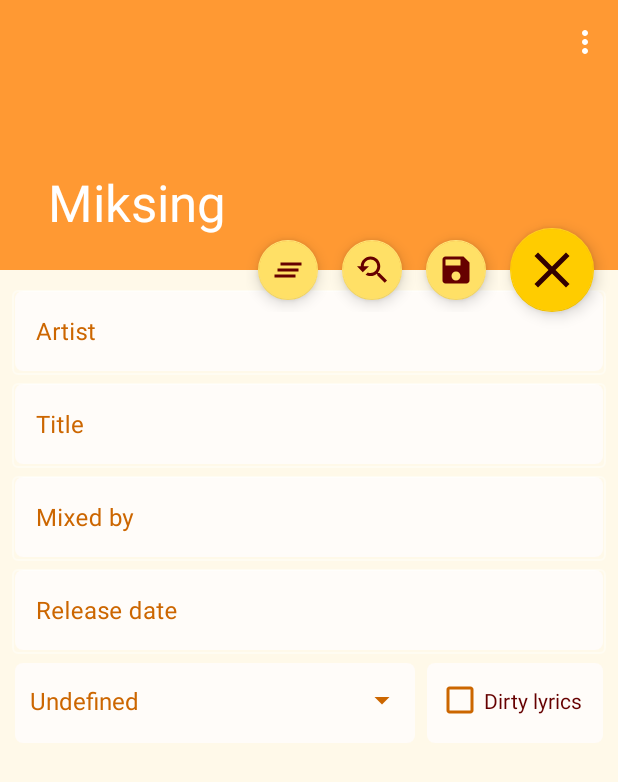
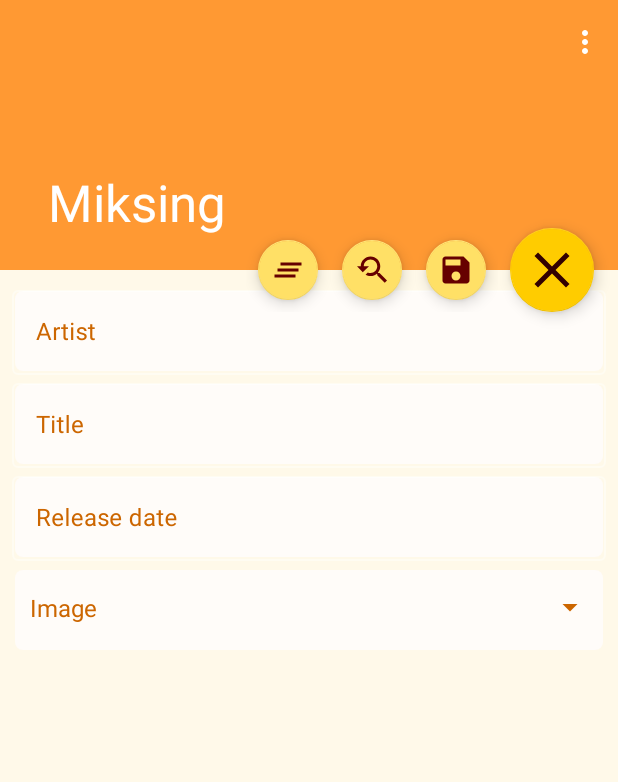
Before and after one commit to Tregz/academic-10-mvvm, an Android app: the screen it shows after launch (HomeActivity), after a tap on an icon or button, on a phone screen of 412 x 824 dp. Shown: the top 782 px of the screen. Run offline under Robolectric (Android 15) with nearby library versions, the phone set to English and light mode, and no system bars.

Commit message:
Initial commit

```diff
--- a/app/build.gradle
+++ b/app/build.gradle
@@ -39,6 +39,8 @@ dependencies {
     implementation 'androidx.appcompat:appcompat:1.1.0'
     implementation 'androidx.constraintlayout:constraintlayout:1.1.3'
     implementation 'androidx.core:core-ktx:1.1.0'
+    implementation 'androidx.lifecycle:lifecycle-extensions:2.1.0'
+    implementation 'androidx.lifecycle:lifecycle-viewmodel-ktx:2.1.0'
     implementation 'androidx.navigation:navigation-fragment-ktx:2.1.0'
     implementation 'androidx.navigation:navigation-ui-ktx:2.1.0'
     implementation 'com.google.android.material:material:1.1.0-beta01'
--- a/app/src/main/java/com/tregz/miksing/base/BaseFragment.kt
+++ b/app/src/main/java/com/tregz/miksing/base/BaseFragment.kt
@@ -1,10 +1,23 @@
 package com.tregz.miksing.base
 
+import android.content.Context
 import android.view.ViewGroup
 import androidx.fragment.app.Fragment
 import com.google.android.material.snackbar.Snackbar
+import com.tregz.miksing.home.MainView
 
 abstract class BaseFragment : Fragment() {
+
+    protected lateinit var listener: MainView
+
+    override fun onAttach(context: Context) {
+        super.onAttach(context)
+        try {
+            listener = context as MainView
+        } catch (e: ClassCastException) {
+            throw ClassCastException("$context must implement ${MainView::class.java.simpleName}")
+        }
+    }
 
     fun snack(view: ViewGroup, text: String) {
         with(Snackbar.make(view,  text, Snackbar.LENGTH_LONG)) {
--- /dev/null
+++ b/app/src/main/java/com/tregz/miksing/data/work/take/TakeExtensions.kt
@@ -0,0 +1 @@
+package com.tregz.miksing.data.work.take
--- a/app/src/main/java/com/tregz/miksing/home/HomeActivity.kt
+++ b/app/src/main/java/com/tregz/miksing/home/HomeActivity.kt
@@ -7,10 +7,10 @@ import android.view.WindowManager
 import com.google.android.material.floatingactionbutton.FloatingActionButton
 import com.tregz.miksing.R
 import com.tregz.miksing.base.BaseActivity
-import com.tregz.miksing.home.song.SongFragment
+import com.tregz.miksing.home.work.WorkFragment
 import kotlinx.android.synthetic.main.activity_home.*
 
-class HomeActivity : BaseActivity() {
+class HomeActivity : BaseActivity(), MainView {
 
     override fun onCreate(savedInstanceState: Bundle?) {
         window.addFlags(WindowManager.LayoutParams.FLAG_FULLSCREEN)
@@ -19,23 +19,27 @@ class HomeActivity : BaseActivity() {
         setSupportActionBar(toolbar)
         fab.setOnClickListener {
             if (!back()) {
-                HomeNavigation.navigate(this, R.id.action_homeFragment_to_songFragment)
+                HomeNavigation.navigate(this, R.id.action_homeFragment_to_workFragment)
                 fab.isExpanded = !fab.isExpanded
                 (it as FloatingActionButton).setImageResource(R.drawable.ic_close)
             }
         }
         clear_all.setOnClickListener {
             // TODO dialog
-            with(HomeNavigation.primary(this)) { if (this is SongFragment) clear() }
+            with(HomeNavigation.primary(this)) { if (this is WorkFragment) clear() }
         }
         save.setOnClickListener {
-            with(HomeNavigation.primary(this)) { if (this is SongFragment) save() }
-            back()
+            with(HomeNavigation.primary(this)) { if (this is WorkFragment) save() }
         }
     }
 
     override fun onBackPressed() {
         back()
+    }
+
+    override fun saved() {
+        back()
+        with(HomeNavigation.primary(this)) { if (this is HomeFragment) update() }
     }
 
     private fun back(): Boolean {
--- a/app/src/main/java/com/tregz/miksing/home/HomeFragment.kt
+++ b/app/src/main/java/com/tregz/miksing/home/HomeFragment.kt
@@ -6,8 +6,9 @@ import android.view.View
 import android.view.ViewGroup
 import com.tregz.miksing.R
 import com.tregz.miksing.base.BaseFragment
-import com.tregz.miksing.data.song.title
-import com.tregz.miksing.home.song.SongCollection
+import com.tregz.miksing.data.work.artist
+import com.tregz.miksing.data.work.title
+import com.tregz.miksing.home.work.WorkCollection
 import kotlinx.android.synthetic.main.fragment_home.*
 
 class HomeFragment : BaseFragment() {
@@ -26,9 +27,13 @@ class HomeFragment : BaseFragment() {
 
     override fun onResume() {
         super.onResume()
+        update()
+    }
+
+    fun update() {
         log.text = ""
-        for (song in SongCollection.list) {
-            log.append("${song.title}\n")
+        for (work in WorkCollection.list) {
+            log.append("${work.artist} - ${work.title}\n")
             // TODO: more info
         }
     }
--- /dev/null
+++ b/app/src/main/java/com/tregz/miksing/home/MainView.kt
@@ -0,0 +1,7 @@
+package com.tregz.miksing.home
+
+interface MainView {
+
+    fun saved()
+
+}
--- a/app/src/main/java/com/tregz/miksing/home/song/SongFragment.kt
+++ /dev/null
@@ -1,97 +0,0 @@
-package com.tregz.miksing.home.song
-
-import android.os.Bundle
-import android.view.LayoutInflater
-import android.view.View
-import android.view.ViewGroup
-import android.widget.AdapterView
-import android.widget.ArrayAdapter
-import android.widget.EditText
-import androidx.appcompat.widget.AppCompatSpinner
-import com.tregz.miksing.R
-import com.tregz.miksing.base.BaseActivity
-import com.tregz.miksing.base.BaseFragment
-import com.tregz.miksing.data.DataModel
-import com.tregz.miksing.data.song.*
-import com.tregz.mvvm.core.date.DateUtil
-import kotlinx.android.synthetic.main.fragment_song.*
-import java.util.*
-
-class SongFragment : BaseFragment(), AdapterView.OnItemSelectedListener, SongView {
-
-    private val song: DataModel.Song = DataModel.Song(Date())
-
-    override fun onCreateView(
-        inflater: LayoutInflater,
-        container: ViewGroup?,
-        savedInstanceState: Bundle?
-    ): View? {
-        return inflater.inflate(R.layout.fragment_song, container, false)
-    }
-
-    override fun onViewCreated(view: View, savedInstanceState: Bundle?) {
-        super.onViewCreated(view, savedInstanceState)
-
-        cb_dirty.setOnCheckedChangeListener { _, checked -> song.dirty = checked }
-        et_artist.setOnFocusChangeListener { v, _ -> song.artist = text(v) }
-        et_mixed_by.setOnFocusChangeListener { v, _ -> song.mixed_by = text(v) }
-        et_release_date.setOnClickListener {
-            if (activity is BaseActivity) with((activity as BaseActivity)) {
-                val released = song.releasedAt ?: Date()
-                group?.let { add(SongDialog(it, this@SongFragment, released)) }
-            }
-        }
-        et_title.setOnFocusChangeListener { v, _ -> song.title = text(v) }
-        with(sp_mix_version) {
-            dropdown(this, R.array.array_song_mix_version, R.layout.spinner_label)
-            onItemSelectedListener = this@SongFragment
-        }
-
-        cb_dirty.isChecked = song.dirty
-        et_artist.setText(song.artist)
-        et_mixed_by.setText(song.mixed_by)
-        song.releasedAt?.let { et_release_date.setText(DateUtil.dayOfYear(at = it)) }
-        et_title.setText(song.title)
-        with(sp_mix_version) { if (song.mix < adapter.count) setSelection(song.mix) }
-
-        //val date = song.createdAt
-        /* val id = when (song) {
-            is DataModel.Song -> song._key
-            is DataModel.User -> ""
-        } */
-    }
-
-    override fun onItemSelected(parent: AdapterView<*>?, view: View?, position: Int, id: Long) {
-        song.mix = position
-    }
-
-    override fun onNothingSelected(parent: AdapterView<*>?) {
-        // do nothing
-    }
-
-    override fun release(date: Date) {
-        et_release_date.setText(DateUtil.dayOfYear(at = date))
-        song.releasedAt = date
-    }
-
-    fun clear() {
-        cb_dirty.isChecked = false
-        et_artist.setText("")
-        et_mixed_by.setText("")
-        et_release_date.setText("")
-        et_title.setText("")
-        sp_mix_version.setSelection(0)
-    }
-
-    fun save() {
-        SongCollection.add(song)
-    }
-
-    private fun text(view: View): String {
-        return if (view is EditText) (view as EditText?)?.text.toString() else ""
-    }
-
-    private fun dropdown(spinner: AppCompatSpinner, array: Int, layout: Int) {
-        context?.let { spinner.adapter = ArrayAdapter.createFromResource(it, array, layout) }
-    }
-}
--- a/app/src/main/java/com/tregz/miksing/home/song/SongView.kt
+++ /dev/null
@@ -1,9 +0,0 @@
-package com.tregz.miksing.home.song
-
-import java.util.*
-
-interface SongView {
-
-    fun release(date: Date)
-
-}
--- a/app/src/main/java/com/tregz/miksing/home/song/SongCollection.kt
+++ b/app/src/main/java/com/tregz/miksing/home/work/WorkCollection.kt
@@ -1,12 +1,12 @@
-package com.tregz.miksing.home.song
+package com.tregz.miksing.home.work
 
 import com.tregz.miksing.data.DataModel
 
-object SongCollection {
+object WorkCollection {
 
-    val list = mutableListOf<DataModel.Song>()
-    private val set = mutableSetOf<DataModel.Song>()
-    private val map = mutableMapOf<Int, DataModel.Song>()
+    val list = mutableListOf<DataModel.Work>()
+    private val set = mutableSetOf<DataModel.Work>()
+    private val map = mutableMapOf<Int, DataModel.Work>()
 
     val listCount: Int
         get() = list.size
@@ -14,7 +14,7 @@ object SongCollection {
     val setCount: Int
         get() = set.size
 
-    fun add(apple: DataModel.Song): DataModel.Song {
+    fun add(apple: DataModel.Work): DataModel.Work {
         list.add(apple)
         set.add(apple)
         map[map.size] = apple
--- a/app/src/main/java/com/tregz/miksing/home/song/SongDialog.kt
+++ b/app/src/main/java/com/tregz/miksing/home/work/WorkDialog.kt
@@ -1,4 +1,4 @@
-package com.tregz.miksing.home.song
+package com.tregz.miksing.home.work
 
 import android.view.ViewGroup
 import android.widget.DatePicker
@@ -6,7 +6,7 @@ import com.tregz.miksing.R
 import com.tregz.miksing.base.BaseDialog
 import java.util.*
 
-class SongDialog(group: ViewGroup, listener: SongView, private var date: Date) :
+class WorkDialog(group: ViewGroup, listener: WorkView, private var date: Date) :
     BaseDialog(group.context), DatePicker.OnDateChangedListener {
 
     override fun onDateChanged(view: DatePicker?, year: Int, monthOfYear: Int, dayOfMonth: Int) {
@@ -27,7 +27,7 @@ class SongDialog(group: ViewGroup, listener: SongView, private var date: Date) :
             val monthOfYear = get(Calendar.MONTH)
             val dayOfMonth = get(Calendar.DAY_OF_MONTH)
             with(view.findViewById<DatePicker>(R.id.picker_date)) {
-                init(year, monthOfYear, dayOfMonth, this@SongDialog)
+                init(year, monthOfYear, dayOfMonth, this@WorkDialog)
             }
         }
         builder.setView(view)
--- /dev/null
+++ b/app/src/main/java/com/tregz/miksing/home/work/WorkFragment.kt
@@ -0,0 +1,154 @@
+package com.tregz.miksing.home.work
+
+import android.os.Bundle
+import android.util.Log
+import android.view.LayoutInflater
+import android.view.View
+import android.view.View.GONE
+import android.view.View.VISIBLE
+import android.view.ViewGroup
+import android.widget.AdapterView
+import android.widget.ArrayAdapter
+import android.widget.EditText
+import androidx.appcompat.widget.AppCompatSpinner
+import androidx.lifecycle.ViewModelProviders
+import com.tregz.miksing.R
+import com.tregz.miksing.arch.bind.BindFactory
+import com.tregz.miksing.base.BaseActivity
+import com.tregz.miksing.base.BaseFragment
+import com.tregz.miksing.data.DataModel
+import com.tregz.miksing.data.work.artist
+import com.tregz.miksing.data.work.releasedAt
+import com.tregz.miksing.data.work.song.dirty
+import com.tregz.miksing.data.work.song.mix
+import com.tregz.miksing.data.work.song.mixedBy
+import com.tregz.miksing.data.work.title
+import com.tregz.mvvm.core.date.DateUtil
+import kotlinx.android.synthetic.main.fragment_work.*
+import kotlinx.android.synthetic.main.fragment_work.cb_dirty
+import kotlinx.android.synthetic.main.fragment_work.et_mixed_by
+import kotlinx.android.synthetic.main.fragment_work.sp_mix_version
+import java.util.*
+
+/** Fragment for editing [DataModel.Work.Song] or [DataModel.Work.Take] item */
+class WorkFragment : BaseFragment(), AdapterView.OnItemSelectedListener, WorkView {
+
+    private val backend: WorkBackend by lazy {
+        with(ViewModelProviders.of(this, BindFactory { WorkBackend(listener) })) {
+            get(WorkBackend::class.java)
+        }
+    }
+
+    private var dirty: Boolean = false
+    private var mix: Int = 0
+    private var releasedAt: Date? = null
+    private var type: Work = Work.values()[0]
+
+    override fun onCreateView(
+        inflater: LayoutInflater,
+        container: ViewGroup?,
+        savedInstanceState: Bundle?
+    ): View? {
+        return inflater.inflate(R.layout.fragment_work, container, false)
+    }
+
+    override fun onViewCreated(view: View, savedInstanceState: Bundle?) {
+        super.onViewCreated(view, savedInstanceState)
+
+        // UI listeners
+        et_artist.setOnFocusChangeListener { v, _ -> /* TODO validate, artist = text(v) */ }
+        et_release_date.setOnClickListener {
+            if (activity is BaseActivity) with((activity as BaseActivity)) {
+                val released = releasedAt ?: Date()
+                group?.let { add(WorkDialog(it, this@WorkFragment, released)) }
+            }
+        }
+        et_title.setOnFocusChangeListener { v, _ -> /* TODO validate, title = text(v) */ }
+        with(sp_work_type) {
+            dropdown(this, R.array.array_work_type)
+            onItemSelectedListener = this@WorkFragment
+        }
+
+        // Update UI
+        // TODO et_artist.setText(artist)
+        releasedAt?.let { et_release_date.setText(DateUtil.dayOfYear(at = it)) }
+        // TODO et_title.setText(title)
+    }
+
+    override fun onItemSelected(parent: AdapterView<*>?, view: View?, position: Int, id: Long) {
+        when(parent?.id) {
+            R.id.sp_work_type -> {
+                with (position == Work.SONG.ordinal) {
+                    song_details.visibility = if (this) VISIBLE else GONE
+                    if (this) {
+
+                        // UI listeners
+                        cb_dirty.setOnCheckedChangeListener { _, checked -> dirty = checked }
+                        et_mixed_by.setOnFocusChangeListener { v, _ ->
+                            /* TODO validate, mixedBy = text(v) */ }
+                        with(sp_mix_version) {
+                            dropdown(this, R.array.array_song_mix_version)
+                            onItemSelectedListener = this@WorkFragment
+                        }
+
+                        // Update UI
+                        cb_dirty.isChecked = dirty
+                        // TODO et_mixed_by.setText(mixedBy)
+                        with(sp_mix_version) { if (mix < adapter.count) setSelection(mix) }
+                    }
+                }
+            }
+            R.id.sp_mix_version -> mix = position
+        }
+    }
+
+    override fun onNothingSelected(parent: AdapterView<*>?) {
+// do nothing
+    }
+
+    override fun release(date: Date) {
+        et_release_date.setText(DateUtil.dayOfYear(at = date))
+        releasedAt = date
+    }
+
+    fun clear() {
+        cb_dirty.isChecked = false
+        et_artist.setText("")
+        et_mixed_by.setText("")
+        et_release_date.setText("")
+        et_title.setText("")
+        sp_mix_version.setSelection(0)
+    }
+
+    fun save() {
+        val work = when(type) {
+            Work.SONG -> DataModel.Work.Song(Date())
+            Work.TAKE -> DataModel.Work.Take(Date())
+        }
+        work.artist = text(et_artist)
+        work.releasedAt = releasedAt
+        work.title = text(et_title)
+        if (work is DataModel.Work.Song) {
+            work.dirty = dirty
+            work.mix = mix
+            work.mixedBy = text(et_mixed_by)
+        }
+        backend.save(work)
+    }
+
+    private fun text(view: View): String {
+        // TODO validate input
+        return if (view is EditText) (view as EditText?)?.text.toString() else ""
+    }
+
+    private fun dropdown(spinner: AppCompatSpinner, array: Int) {
+        context?.let {
+            spinner.adapter = ArrayAdapter.createFromResource(it, array, R.layout.spinner_label)
+        }
+    }
+
+    private enum class Work {
+        TAKE,
+        SONG
+    }
+}
--- /dev/null
+++ b/app/src/main/java/com/tregz/miksing/home/work/WorkView.kt
@@ -0,0 +1,9 @@
+package com.tregz.miksing.home.work
+
+import java.util.*
+
+interface WorkView {
+
+    fun release(date: Date)
+
+}
--- a/app/src/main/res/layout/fragment_song.xml
+++ b/app/src/main/res/layout/fragment_work.xml
@@ -27,21 +27,55 @@
     <com.google.android.material.textfield.TextInputLayout
         style="@style/TextInputLayout">
         <com.google.android.material.textfield.TextInputEditText
-            android:id="@+id/et_mixed_by"
-            style="@style/TextInputEditText"
-            android:inputType="textPersonName"
-            android:hint="@string/song_mixed_by"/>
-    </com.google.android.material.textfield.TextInputLayout>
-
-    <com.google.android.material.textfield.TextInputLayout
-        style="@style/TextInputLayout">
-        <com.google.android.material.textfield.TextInputEditText
             android:id="@+id/et_release_date"
             style="@style/TextInputEditText"
             android:inputType="date"
             android:clickable="false"
             android:focusable="false"
             android:hint="@string/song_release_date"/>
+    </com.google.android.material.textfield.TextInputLayout>
+
+    <LinearLayout
+        android:layout_width="match_parent"
+        android:layout_height="wrap_content"
+        android:baselineAligned="false"
+        android:orientation="horizontal">
+
+        <FrameLayout
+            android:layout_width="0dp"
+            android:layout_height="wrap_content"
+            android:layout_weight="1"
+            android:paddingStart="4dp"
+            android:paddingEnd="0dp"
+            android:paddingTop="12dp"
+            android:paddingBottom="12dp"
+            android:background="@drawable/sh_rounded_light">
+
+            <androidx.appcompat.widget.AppCompatSpinner
+                android:id="@+id/sp_work_type"
+                android:layout_width="match_parent"
+                android:layout_height="match_parent"
+                android:layout_gravity="center"
+                app:backgroundTint="@color/primaryDark" />
+
+        </FrameLayout>
+
+    </LinearLayout>
+
+    <LinearLayout
+        android:id="@+id/song_details"
+        android:layout_width="match_parent"
+        android:layout_height="wrap_content"
+        android:orientation="vertical"
+        android:visibility="gone">
+
+        <com.google.android.material.textfield.TextInputLayout
+            style="@style/TextInputLayout">
+            <com.google.android.material.textfield.TextInputEditText
+                android:id="@+id/et_mixed_by"
+                style="@style/TextInputEditText"
+                android:inputType="textPersonName"
+                android:hint="@string/song_mixed_by"/>
         </com.google.android.material.textfield.TextInputLayout>
 
         <LinearLayout
@@ -87,3 +121,5 @@
         </LinearLayout>
 
     </LinearLayout>
+
+</LinearLayout>
--- a/app/src/main/res/navigation/storyboard.xml
+++ b/app/src/main/res/navigation/storyboard.xml
@@ -11,14 +11,14 @@
         android:label="HomeFragment"
         tools:layout="@layout/fragment_home" >
         <action
-            android:id="@+id/action_homeFragment_to_songFragment"
-            app:destination="@id/songFragment" />
+            android:id="@+id/action_homeFragment_to_workFragment"
+            app:destination="@id/workFragment" />
     </fragment>
 
     <fragment
-        android:id="@+id/songFragment"
-        android:name="com.tregz.miksing.home.song.SongFragment"
-        android:label="SongFragment"
-        tools:layout="@layout/fragment_song" />
+        android:id="@+id/workFragment"
+        android:name="com.tregz.miksing.home.work.WorkFragment"
+        android:label="WorkFragment"
+        tools:layout="@layout/fragment_work" />
 
 </navigation>
--- a/app/src/main/res/values/arrays.xml
+++ b/app/src/main/res/values/arrays.xml
@@ -6,6 +6,11 @@
         <item>Femme</item>
         <item>Homme</item>
         <item>Autre</item>
+    </string-array>
+
+    <string-array name="array_work_type">
+        <item>Image</item>
+        <item>Video</item>
     </string-array>
 
     <string-array name="array_song_mix_version">
```
Also changed, not shown: app/src/main/java/com/tregz/miksing/data/DataExtensions.kt (added, +8 -0 lines), app/src/main/java/com/tregz/miksing/data/DataModel.kt (+19 -12 lines), app/src/main/java/com/tregz/miksing/data/work/WorkExtensions.kt (added, +15 -0 lines), app/src/main/java/com/tregz/miksing/data/work/song/SongExtensions.kt (renamed from app/src/main/java/com/tregz/miksing/data/song/SongExtensions.kt, +5 -18 lines), app/src/main/java/com/tregz/miksing/home/work/WorkBackend.kt (added, +14 -0 lines). Lines whose indentation alone changed are shown as unchanged.
